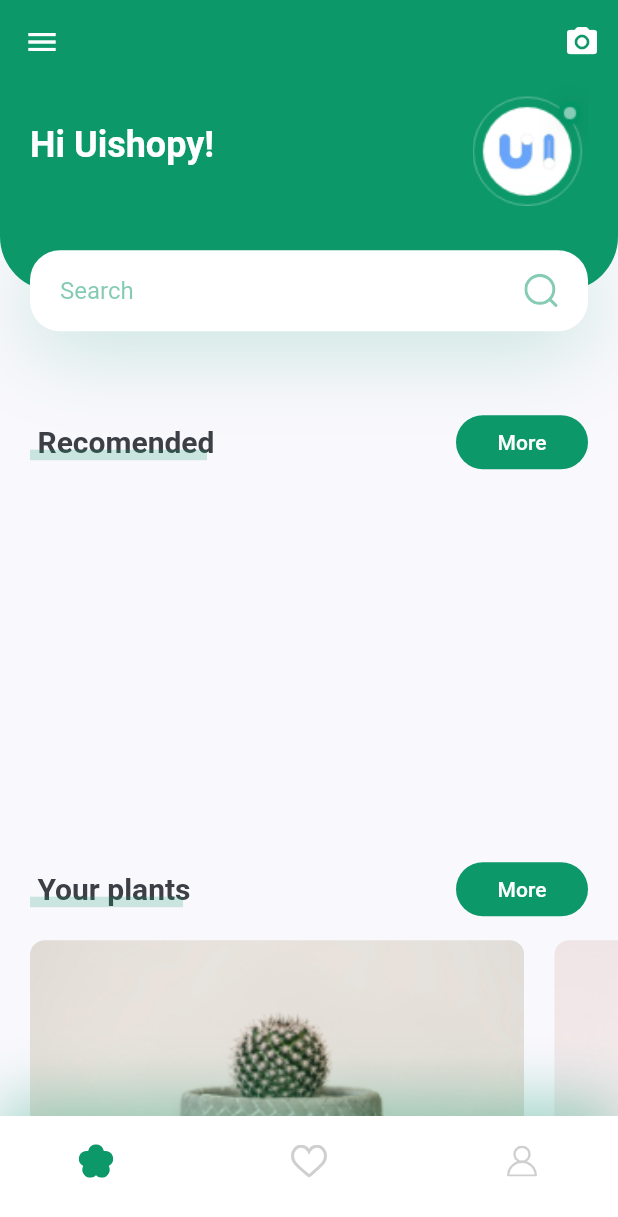
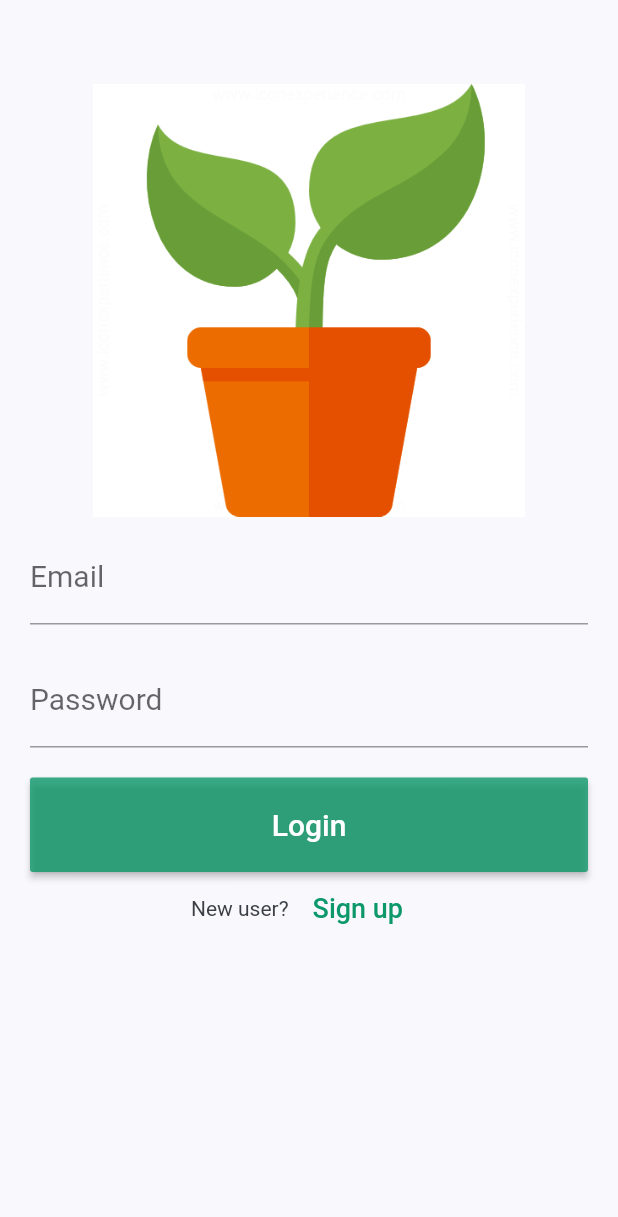
Before and after one commit to PlantCare372/PlantCare-FE, a Flutter app: the screen it shows after launch, on a phone screen of 412 x 824 dp. Shown: the top 1217 px of the screen. Run offline on Flutter 3.47's test engine with Material 2 defaults, Android fonts, the phone set to English and light mode, and no system bars; our stand-ins replace camera, flutter_local_notifications, flutter_svg, timezone.

Commit message:
login and signup

```diff
--- a/plant_care_fe/lib/main.dart
+++ b/plant_care_fe/lib/main.dart
@@ -1,6 +1,7 @@
 import 'package:flutter/material.dart';
 import 'package:plant_app/constants.dart';
 import 'package:plant_app/screens/home/home_screen.dart';
+import 'package:plant_app/screens/login/login.dart';
 // import 'package:flutter_local_notifications/flutter_local_notifications.dart';
 import 'notification_service.dart';
 
@@ -24,7 +25,7 @@ class MyApp extends StatelessWidget {
         textTheme: Theme.of(context).textTheme.apply(bodyColor: kTextColor),
         visualDensity: VisualDensity.adaptivePlatformDensity,
       ),
-      home: HomeScreen(),
+      home: Login(),//HomeScreen(),
     );
   }
 }
--- /dev/null
+++ b/plant_care_fe/lib/screens/login/components/custombutton.dart
@@ -0,0 +1,36 @@
+import 'package:flutter/material.dart';
+import 'package:plant_app/constants.dart';
+
+class CustomButton extends StatelessWidget{
+  final Function press;
+
+  const CustomButton(
+    {
+      Key key,
+      this.press,
+    }
+  ) : super(key: key);
+
+  @override
+  Widget build(BuildContext context){
+    return MaterialButton(
+      color: kPrimaryColor.withOpacity(0.8),
+      onPressed: press,
+      child: Padding(
+        padding: EdgeInsets.all(kDefaultPadding),
+        child: Row(
+          mainAxisAlignment: MainAxisAlignment.center,
+          children: <Widget>[
+            Text(
+              'Login',
+              style: TextStyle(
+                color: Colors.white,
+                fontSize: 20,
+              ),
+            ),
+          ],
+        ),
+      ),
+    );
+  }
+}
--- /dev/null
+++ b/plant_care_fe/lib/screens/login/components/loginapi.dart
@@ -0,0 +1,18 @@
+import 'package:http/http.dart' as http;
+
+Future login (String email, String pass) async {
+  var headers = {
+  'Content-Type': 'application/x-www-form-urlencoded',
+  'Authorization': 'Bearer eyJhbGciOiJIUzI1NiIsInR5cCI6IkpXVCJ9.eyJleHAiOjE2MjIzNDg1NDIsInN1YiI6IjEifQ.GttJZzL-EOO3g_dvXhcMUaQ5B7XFggn3h8bwnbF8GaY',
+  'accept': 'application/json'
+};
+var request = http.Request('POST', Uri.parse('http://178.128.127.43/api/v1/login/access-token'));
+request.bodyFields = {
+  'username': email,
+  'password': pass,
+};
+request.headers.addAll(headers);
+
+http.StreamedResponse response = await request.send();
+    return response.statusCode;
+}
--- /dev/null
+++ b/plant_care_fe/lib/screens/login/login.dart
@@ -0,0 +1,153 @@
+import 'package:flutter/material.dart';
+
+import '../../constants.dart';
+import '../login/components/custombutton.dart';
+import '../login/components/loginapi.dart';
+import '../home/home_screen.dart';
+import '../signup/signup.dart';
+import '../signup/components/success.dart';
+
+class Login extends StatefulWidget {
+  LoginState createState() => LoginState();
+}
+
+class LoginState extends State<Login> {
+  var email;
+  var pass;
+  final formKey = GlobalKey<FormState>();
+  final emailController = TextEditingController();
+  final passController = TextEditingController();
+
+  @override
+  void initState() {
+    super.initState();
+  }
+
+  @override
+  void dispose() {
+    emailController.dispose();
+    passController.dispose();
+    super.dispose();
+  }
+
+  @override
+  Widget build(BuildContext context) {
+    return Scaffold(
+      appBar: AppBar(
+        backgroundColor: Colors.transparent,
+        elevation: 0,
+      ),
+      body: Column(
+        children: <Widget>[
+          Container(
+            height: MediaQuery.of(context).size.height * 0.35,
+            child: Image.asset('assets/images/plant.png'),
+          ),
+          Expanded(
+            child: ListView(
+              children: <Widget>[
+                Padding(
+                  padding: EdgeInsets.fromLTRB(
+                      kDefaultPadding,
+                      kDefaultPadding * 0.5,
+                      kDefaultPadding,
+                      kDefaultPadding * 0.5),
+                  child: Form(
+                    key: formKey,
+                    child: Column(
+                      children: <Widget>[
+                        TextFormField(
+                          decoration: InputDecoration(
+                            labelText: 'Email',
+                            labelStyle: TextStyle(fontSize: 20),
+                          ),
+                          controller: emailController,
+                          validator: (value) {
+                            if (value.isEmpty) {
+                              return 'Email can not be empty';
+                            }
+                            return null;
+                          },
+                        ),
+                        SizedBox(height: kDefaultPadding),
+                        TextFormField(
+                          obscureText: true,
+                          decoration: InputDecoration(
+                            labelStyle: TextStyle(fontSize: 20),
+                            labelText: 'Password',
+                          ),
+                          controller: passController,
+                          validator: (value) {
+                            if (value.isEmpty) {
+                              return 'Password can not be empty';
+                            }
+                            return null;
+                          },
+                        ),
+                        SizedBox(height: kDefaultPadding),
+                        CustomButton(press: () async {
+                          if (formKey.currentState.validate()) {
+                            email = emailController.text;
+                            pass = passController.text;
+                          }
+                          var res = await login(email, pass);
+                          if (res == 200) {
+                            showDialog(
+                                context: context,
+                                builder: (context) => CustomDialog(
+                                  title: 'Congratulations',
+                                    msg: 'Login success!',
+                                    press: () {
+                                      Navigator.push(
+                                          context,
+                                          MaterialPageRoute(
+                                              builder: (context) =>
+                                                  HomeScreen()));
+                                    }));
+                          }
+                          else {
+                            showDialog(
+                              context: context,
+                              builder: (context) => CustomDialog(
+                                title: 'Login fail',
+                                msg: 'Please try again',
+                                press: () {
+                                  Navigator.pop(context);
+                                }
+                              ),
+                            );
+                          }
+                        }),
+                        Row(
+                          mainAxisAlignment: MainAxisAlignment.center,
+                          children: <Widget>[
+                            Text('New user?'),
+                            FlatButton(
+                              child: Text(
+                                'Sign up',
+                                style: TextStyle(
+                                  color: kPrimaryColor,
+                                  fontSize: 18,
+                                ),
+                              ),
+                              onPressed: () {
+                                Navigator.push(
+                                    context,
+                                    MaterialPageRoute(
+                                        builder: (context) => SignUp()));
+                              },
+                            ),
+                          ],
+                        ),
+                      ],
+                    ),
+                  ),
+                ),
+              ],
+            ),
+          ),
+        ],
+      ),
+    );
+  }
+}
```
Also changed, not shown: plant_care_fe/lib/screens/signup/components/signupapi.dart (added, +16 -0 lines), plant_care_fe/lib/screens/signup/components/success.dart (added, +72 -0 lines), plant_care_fe/lib/screens/signup/signup.dart (added, +126 -0 lines), plant_care_fe/assets/images/plant.png (added), plant_care_fe/assets/images/success.png (added), 1 other file.
